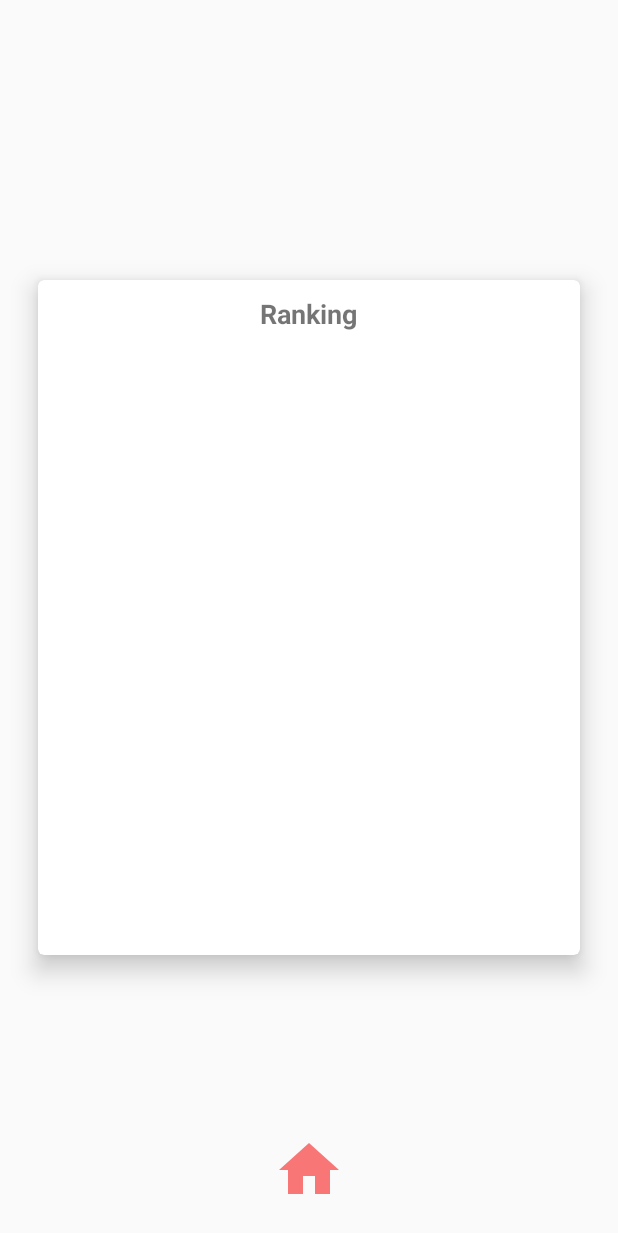
After one commit to strivexj/LinkGame, an Android app: the layout fragment_ranking.xml on its own in the app's theme, with its tools: preview values and no code run, on a phone screen of 412 x 824 dp. The commit adds this screen. Shown: the top 1233 px of the screen. Run offline under Robolectric (Android 15) with nearby library versions, the light colour scheme and no system bars.

Commit message:
add ranking fragment.

```diff
--- a/app/src/main/AndroidManifest.xml
+++ b/app/src/main/AndroidManifest.xml
@@ -3,6 +3,7 @@
     package="com.strivexj.linkgame">
 
     <application
+        android:name=".App"
         android:allowBackup="true"
         android:icon="@mipmap/ic_launcher"
         android:label="@string/app_name"
--- a/app/src/main/java/com/strivexj/linkgame/LinkGameAdapter.java
+++ b/app/src/main/java/com/strivexj/linkgame/LinkGameAdapter.java
@@ -24,7 +24,6 @@ public class LinkGameAdapter extends BaseRecyclerviewAdapter<Item> {
     public LinkGameAdapter(Context context, List<Item> list, ExplosionField explosionField) {
         super(context, list);
         this.explosionField = explosionField;
-//        explosionField = ExplosionField.attach2Window((Activity) context);
     }
 
     public void setShuffle(boolean shuffle) {
@@ -33,7 +32,7 @@ public class LinkGameAdapter extends BaseRecyclerviewAdapter<Item> {
 
     @Override
     public int getContentView(int viewType) {
-        return R.layout.item;
+        return R.layout.item_link_game;
     }
 
     @Override
--- /dev/null
+++ b/app/src/main/res/layout/fragment_ranking.xml
@@ -0,0 +1,56 @@
+<?xml version="1.0" encoding="utf-8"?>
+<RelativeLayout xmlns:android="http://schemas.android.com/apk/res/android"
+    xmlns:app="http://schemas.android.com/apk/res-auto"
+    xmlns:tools="http://schemas.android.com/tools"
+    android:layout_width="match_parent"
+    android:layout_height="match_parent"
+    tools:context=".LinkGameFragment">
+
+    <android.support.v7.widget.CardView
+        android:id="@+id/cardview"
+        android:layout_width="match_parent"
+        android:layout_height="450dp"
+        android:layout_centerInParent="true"
+        android:layout_margin="25dp"
+        android:translationZ="6dp"
+        app:cardCornerRadius="4dp"
+        app:cardElevation="4dp"
+        app:layout_behavior="@string/appbar_scrolling_view_behavior">
+
+        <RelativeLayout
+            android:layout_width="match_parent"
+            android:layout_height="match_parent">
+
+            <TextView
+                android:id="@+id/ranking"
+                android:layout_width="wrap_content"
+                android:layout_height="wrap_content"
+                android:layout_centerInParent="true"
+                android:layout_alignParentTop="true"
+                android:lineSpacingExtra="4dp"
+                android:padding="10dp"
+                android:text="Ranking"
+                android:textSize="18sp"
+                android:textStyle="bold" />
+
+            <android.support.v7.widget.RecyclerView
+                android:id="@+id/recyclerview"
+                android:layout_width="match_parent"
+                android:layout_height="wrap_content"
+                android:layout_below="@id/ranking"
+                android:layout_centerInParent="true"
+                android:layout_margin="10dp"
+                android:overScrollMode="never" />
+        </RelativeLayout>
+    </android.support.v7.widget.CardView>
+
+    <ImageView
+        android:id="@+id/home"
+        android:layout_width="wrap_content"
+        android:layout_height="wrap_content"
+        android:layout_alignParentBottom="true"
+        android:layout_centerInParent="true"
+        android:layout_margin="20dp"
+        android:src="@drawable/ic_home_indigo_a100_24dp" />
+
+</RelativeLayout>
--- a/app/src/main/res/menu/menu.xml
+++ b/app/src/main/res/menu/menu.xml
@@ -39,6 +39,11 @@
     </item>
 
     <item
+        android:id="@+id/ranking"
+        android:title="Ranking"
+        app:showAsAction="never" />
+
+    <item
         android:id="@+id/about"
         android:title="About"
         app:showAsAction="never" />
--- a/build.gradle
+++ b/build.gradle
@@ -5,10 +5,11 @@ buildscript {
     repositories {
         google()
         jcenter()
+        mavenCentral() // add repository
     }
     dependencies {
         classpath 'com.android.tools.build:gradle:3.2.0'
-
+        classpath 'org.greenrobot:greendao-gradle-plugin:3.2.2' // add plugin
 
         // NOTE: Do not place your application dependencies here; they belong
         // in the individual module build.gradle files
@@ -19,6 +20,7 @@ allprojects {
     repositories {
         google()
         jcenter()
+        mavenCentral()
     }
 }
 
```
Also changed, not shown: app/build.gradle (+5 -3 lines), app/src/main/java/com/strivexj/linkgame/App.java (added, +43 -0 lines), app/src/main/java/com/strivexj/linkgame/LinkGameFragment.java (+38 -6 lines), app/src/main/java/com/strivexj/linkgame/MainActivity.java (+10 -0 lines), app/src/main/java/com/strivexj/linkgame/Ranking.java (added, +68 -0 lines), app/src/main/java/com/strivexj/linkgame/RankingAdapter.java (added, +30 -0 lines), app/src/main/java/com/strivexj/linkgame/RankingFragment.java (added, +78 -0 lines), app/src/main/res/layout/item_ranking.xml (added, +37 -0 lines), app/src/main/res/layout/item_link_game.xml (renamed from app/src/main/res/layout/item.xml), 1 other file.
